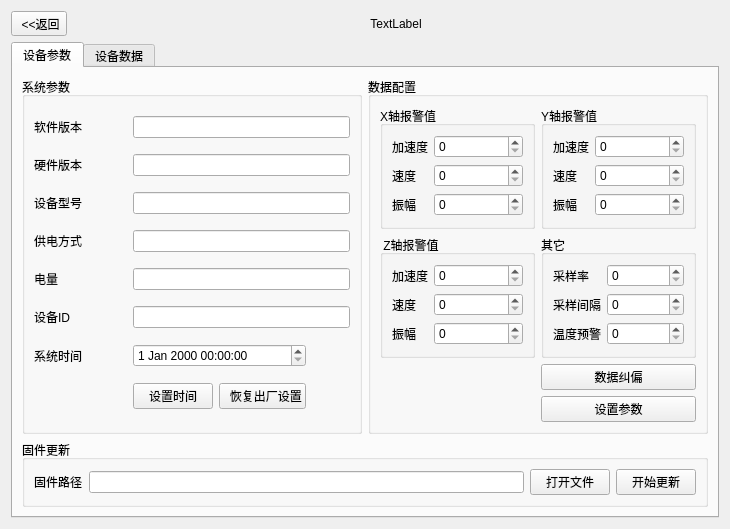
Qt form src/devicewidget.ui (yesyan/GDCS01) before a commit.
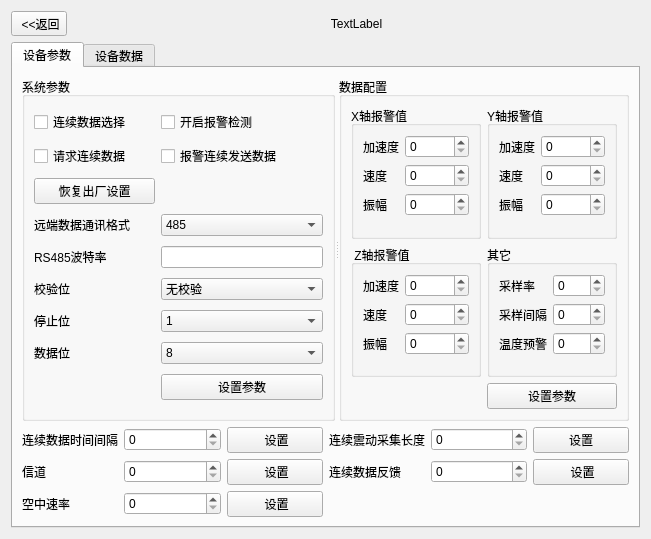
The same form after that commit.

Commit message: 分机设备参数读取与写入

What changed in the file:
```diff
--- a/src/devicewidget.ui
+++ b/src/devicewidget.ui
@@ -6,8 +6,8 @@
    <rect>
     <x>0</x>
     <y>0</y>
-    <width>730</width>
-    <height>486</height>
+    <width>651</width>
+    <height>539</height>
    </rect>
   </property>
   <property name="windowTitle">
@@ -40,107 +40,204 @@
       <attribute name="title">
        <string>设备参数</string>
       </attribute>
-      <layout class="QGridLayout" name="gridLayout_3" rowstretch="1,0">
-       <item row="0" column="0">
+      <layout class="QGridLayout" name="gridLayout_3">
+       <item row="0" column="0" colspan="2">
+        <widget class="QSplitter" name="splitter">
+         <property name="orientation">
+          <enum>Qt::Horizontal</enum>
+         </property>
         <widget class="QGroupBox" name="groupBox">
          <property name="title">
           <string>系统参数</string>
          </property>
          <layout class="QGridLayout" name="gridLayout">
-          <item row="3" column="2" colspan="3">
-           <widget class="QLineEdit" name="lineEdit_4"/>
-          </item>
-          <item row="8" column="2" colspan="2">
-           <widget class="QDateTimeEdit" name="dateTimeEdit"/>
-          </item>
-          <item row="1" column="2" colspan="3">
-           <widget class="QLineEdit" name="lineEdit_2"/>
-          </item>
-          <item row="5" column="2" colspan="3">
-           <widget class="QLineEdit" name="lineEdit_6"/>
-          </item>
-          <item row="4" column="2" colspan="3">
-           <widget class="QLineEdit" name="lineEdit_5"/>
-          </item>
-          <item row="2" column="0" colspan="2">
-           <widget class="QLabel" name="label_3">
+           <item row="0" column="0">
+            <widget class="QCheckBox" name="checkBox_1">
             <property name="text">
-             <string>设备型号</string>
+              <string>连续数据选择</string>
             </property>
            </widget>
           </item>
-          <item row="8" column="0">
-           <widget class="QLabel" name="label_7">
+           <item row="0" column="1">
+            <widget class="QCheckBox" name="checkBox_5">
             <property name="text">
-             <string>系统时间</string>
+              <string>开启报警检测</string>
             </property>
            </widget>
           </item>
-          <item row="0" column="2" colspan="3">
-           <widget class="QLineEdit" name="lineEdit"/>
-          </item>
-          <item row="2" column="2" colspan="3">
-           <widget class="QLineEdit" name="lineEdit_3"/>
-          </item>
-          <item row="9" column="2">
-           <widget class="QPushButton" name="pushButton_2">
-            <property name="text">
-             <string>设置时间</string>
-            </property>
-           </widget>
-          </item>
-          <item row="9" column="3">
-           <widget class="QPushButton" name="pushButton">
-            <property name="text">
-             <string>  恢复出厂设置</string>
-            </property>
-           </widget>
-          </item>
-          <item row="1" column="0" colspan="2">
-           <widget class="QLabel" name="label_2">
-            <property name="text">
-             <string>硬件版本</string>
-            </property>
-           </widget>
-          </item>
-          <item row="3" column="0" colspan="2">
+           <item row="3" column="0">
            <widget class="QLabel" name="label_4">
             <property name="text">
-             <string>供电方式</string>
+              <string>远端数据通讯格式</string>
             </property>
            </widget>
           </item>
-          <item row="4" column="0" colspan="2">
+           <item row="1" column="1">
+            <widget class="QCheckBox" name="checkBox_24">
+             <property name="text">
+              <string>报警连续发送数据</string>
+             </property>
+            </widget>
+           </item>
+           <item row="3" column="1">
+            <widget class="QComboBox" name="comboBox_6">
+             <item>
+              <property name="text">
+               <string>485</string>
+              </property>
+             </item>
+             <item>
+              <property name="text">
+               <string>LORA私有协议+485</string>
+              </property>
+             </item>
+             <item>
+              <property name="text">
+               <string>WIFI私有协议+485</string>
+              </property>
+             </item>
+             <item>
+              <property name="text">
+               <string>NB+485</string>
+              </property>
+             </item>
+             <item>
+              <property name="text">
+               <string>WIFI MQTT+485</string>
+              </property>
+             </item>
+             <item>
+              <property name="text">
+               <string>WIFI MODBUS主机+485</string>
+              </property>
+             </item>
+             <item>
+              <property name="text">
+               <string>WIFI MODBUS从机+485</string>
+              </property>
+             </item>
+            </widget>
+           </item>
+           <item row="1" column="0">
+            <widget class="QCheckBox" name="checkBox_3">
+             <property name="text">
+              <string>请求连续数据</string>
+             </property>
+            </widget>
+           </item>
+           <item row="8" column="0">
+            <spacer name="horizontalSpacer">
+             <property name="orientation">
+              <enum>Qt::Horizontal</enum>
+             </property>
+             <property name="sizeHint" stdset="0">
+              <size>
+               <width>40</width>
+               <height>20</height>
+              </size>
+             </property>
+            </spacer>
+           </item>
+           <item row="4" column="0">
            <widget class="QLabel" name="label_5">
             <property name="text">
-             <string>电量</string>
+              <string>RS485波特率</string>
             </property>
             <property name="alignment">
              <set>Qt::AlignLeading|Qt::AlignLeft|Qt::AlignVCenter</set>
             </property>
            </widget>
           </item>
-          <item row="5" column="0" colspan="2">
+           <item row="7" column="0">
+            <widget class="QLabel" name="label_21">
+             <property name="text">
+              <string>数据位</string>
+             </property>
+            </widget>
+           </item>
+           <item row="7" column="1">
+            <widget class="QComboBox" name="comboBox_9_3">
+             <item>
+              <property name="text">
+               <string>8</string>
+              </property>
+             </item>
+             <item>
+              <property name="text">
+               <string>9</string>
+              </property>
+             </item>
+            </widget>
+           </item>
+           <item row="8" column="1">
+            <widget class="QPushButton" name="pushButton_6_9">
+             <property name="text">
+              <string>设置参数</string>
+             </property>
+            </widget>
+           </item>
+           <item row="6" column="1">
+            <widget class="QComboBox" name="comboBox_9_2">
+             <item>
+              <property name="text">
+               <string>1</string>
+              </property>
+             </item>
+             <item>
+              <property name="text">
+               <string>2</string>
+              </property>
+             </item>
+            </widget>
+           </item>
+           <item row="5" column="1">
+            <widget class="QComboBox" name="comboBox_9_1">
+             <item>
+              <property name="text">
+               <string>无校验</string>
+              </property>
+             </item>
+             <item>
+              <property name="text">
+               <string>奇校验</string>
+              </property>
+             </item>
+             <item>
+              <property name="text">
+               <string>偶校验</string>
+              </property>
+             </item>
+            </widget>
+           </item>
+           <item row="5" column="0">
            <widget class="QLabel" name="label_6">
             <property name="text">
-             <string>设备ID</string>
+              <string>校验位</string>
             </property>
             <property name="alignment">
              <set>Qt::AlignLeading|Qt::AlignLeft|Qt::AlignVCenter</set>
             </property>
            </widget>
           </item>
-          <item row="0" column="0" colspan="2">
-           <widget class="QLabel" name="label">
+           <item row="4" column="1">
+            <widget class="QLineEdit" name="lineEdit_7"/>
+           </item>
+           <item row="6" column="0">
+            <widget class="QLabel" name="label_7">
             <property name="text">
-             <string>软件版本</string>
+              <string>停止位</string>
+             </property>
+            </widget>
+           </item>
+           <item row="2" column="0">
+            <widget class="QPushButton" name="pushButton">
+             <property name="text">
+              <string>恢复出厂设置</string>
             </property>
            </widget>
           </item>
          </layout>
         </widget>
-       </item>
-       <item row="0" column="1">
         <widget class="QGroupBox" name="groupBox_2">
          <property name="title">
           <string>数据配置</string>
@@ -160,7 +257,11 @@
               </widget>
              </item>
              <item row="0" column="1">
-              <widget class="QSpinBox" name="spinBox_4"/>
+               <widget class="QSpinBox" name="spinBox_14">
+                <property name="maximum">
+                 <number>999</number>
+                </property>
+               </widget>
              </item>
              <item row="1" column="0">
               <widget class="QLabel" name="label_13">
@@ -170,10 +271,18 @@
               </widget>
              </item>
              <item row="1" column="1">
-              <widget class="QSpinBox" name="spinBox_5"/>
+               <widget class="QSpinBox" name="spinBox_15">
+                <property name="maximum">
+                 <number>999</number>
+                </property>
+               </widget>
              </item>
              <item row="2" column="1">
-              <widget class="QSpinBox" name="spinBox_6"/>
+               <widget class="QSpinBox" name="spinBox_16">
+                <property name="maximum">
+                 <number>999</number>
+                </property>
+               </widget>
              </item>
              <item row="2" column="0">
               <widget class="QLabel" name="label_14">
@@ -199,7 +308,11 @@
               </widget>
              </item>
              <item row="0" column="1">
-              <widget class="QSpinBox" name="spinBox_7"/>
+               <widget class="QSpinBox" name="spinBox_17">
+                <property name="maximum">
+                 <number>999</number>
+                </property>
+               </widget>
              </item>
              <item row="1" column="0">
               <widget class="QLabel" name="label_16">
@@ -209,10 +322,18 @@
               </widget>
              </item>
              <item row="1" column="1">
-              <widget class="QSpinBox" name="spinBox_8"/>
+               <widget class="QSpinBox" name="spinBox_18">
+                <property name="maximum">
+                 <number>999</number>
+                </property>
+               </widget>
              </item>
              <item row="2" column="1">
-              <widget class="QSpinBox" name="spinBox_9"/>
+               <widget class="QSpinBox" name="spinBox_19">
+                <property name="maximum">
+                 <number>999</number>
+                </property>
+               </widget>
              </item>
              <item row="2" column="0">
               <widget class="QLabel" name="label_17">
@@ -227,7 +348,7 @@
           <item row="2" column="1">
            <widget class="QPushButton" name="pushButton_6">
             <property name="text">
-             <string>数据纠偏</string>
+              <string>设置参数</string>
             </property>
            </widget>
           </item>
@@ -245,7 +366,11 @@
               </widget>
              </item>
              <item row="0" column="1">
-              <widget class="QSpinBox" name="spinBox_10"/>
+               <widget class="QSpinBox" name="spinBox_3">
+                <property name="maximum">
+                 <number>999</number>
+                </property>
+               </widget>
              </item>
              <item row="1" column="0">
               <widget class="QLabel" name="label_19">
@@ -255,10 +380,18 @@
               </widget>
              </item>
              <item row="1" column="1">
-              <widget class="QSpinBox" name="spinBox_11"/>
+               <widget class="QSpinBox" name="spinBox_21">
+                <property name="maximum">
+                 <number>999</number>
+                </property>
+               </widget>
              </item>
              <item row="2" column="1">
-              <widget class="QSpinBox" name="spinBox_12"/>
+               <widget class="QSpinBox" name="spinBox_20">
+                <property name="maximum">
+                 <number>999</number>
+                </property>
+               </widget>
              </item>
              <item row="2" column="0">
               <widget class="QLabel" name="label_20">
@@ -284,7 +417,11 @@
               </widget>
              </item>
              <item row="0" column="1">
-              <widget class="QSpinBox" name="spinBox"/>
+               <widget class="QSpinBox" name="spinBox_11">
+                <property name="maximum">
+                 <number>999</number>
+                </property>
+               </widget>
              </item>
              <item row="1" column="0">
               <widget class="QLabel" name="label_10">
@@ -294,10 +431,18 @@
               </widget>
              </item>
              <item row="1" column="1">
-              <widget class="QSpinBox" name="spinBox_2"/>
+               <widget class="QSpinBox" name="spinBox_12">
+                <property name="maximum">
+                 <number>999</number>
+                </property>
+               </widget>
              </item>
              <item row="2" column="1">
-              <widget class="QSpinBox" name="spinBox_3"/>
+               <widget class="QSpinBox" name="spinBox_13">
+                <property name="maximum">
+                 <number>999</number>
+                </property>
+               </widget>
              </item>
              <item row="2" column="0">
               <widget class="QLabel" name="label_11">
@@ -309,48 +454,130 @@
             </layout>
            </widget>
           </item>
-          <item row="3" column="1">
-           <widget class="QPushButton" name="pushButton_5">
-            <property name="text">
-             <string>设置参数</string>
-            </property>
-           </widget>
-          </item>
-         </layout>
-        </widget>
+          </layout>
+         </widget>
+        </widget>
        </item>
-       <item row="1" column="0" colspan="2">
-        <widget class="QGroupBox" name="groupBox_3">
-         <property name="title">
-          <string>固件更新</string>
-         </property>
+       <item row="1" column="0">
          <layout class="QHBoxLayout" name="horizontalLayout">
           <item>
            <widget class="QLabel" name="label_8">
             <property name="text">
-             <string>固件路径</string>
+            <string>连续数据时间间隔</string>
             </property>
            </widget>
           </item>
           <item>
-           <widget class="QLineEdit" name="lineEdit_7"/>
+          <widget class="QSpinBox" name="spinBox_22">
+           <property name="maximum">
+            <number>999</number>
+           </property>
+          </widget>
           </item>
           <item>
            <widget class="QPushButton" name="pushButton_3">
             <property name="text">
-             <string>打开文件</string>
+            <string> 设置</string>
             </property>
            </widget>
           </item>
+        </layout>
+       </item>
+       <item row="1" column="1">
+        <layout class="QHBoxLayout" name="horizontalLayout_2">
           <item>
-           <widget class="QPushButton" name="pushButton_4">
+          <widget class="QLabel" name="label_22">
             <property name="text">
-             <string>开始更新</string>
+            <string>连续震动采集长度</string>
             </property>
            </widget>
           </item>
-         </layout>
-        </widget>
+         <item>
+          <widget class="QSpinBox" name="spinBox_23">
+           <property name="maximum">
+            <number>999</number>
+           </property>
+          </widget>
+         </item>
+         <item>
+          <widget class="QPushButton" name="pushButton_23">
+           <property name="text">
+            <string>设置</string>
+           </property>
+          </widget>
+         </item>
+        </layout>
+       </item>
+       <item row="2" column="0">
+        <layout class="QHBoxLayout" name="horizontalLayout_3">
+         <item>
+          <widget class="QLabel" name="label">
+           <property name="text">
+            <string>信道</string>
+           </property>
+          </widget>
+         </item>
+         <item>
+          <widget class="QSpinBox" name="spinBox_2">
+           <property name="maximum">
+            <number>999</number>
+           </property>
+          </widget>
+         </item>
+         <item>
+          <widget class="QPushButton" name="pushButton_2">
+           <property name="text">
+            <string> 设置</string>
+           </property>
+          </widget>
+         </item>
+        </layout>
+       </item>
+       <item row="2" column="1">
+        <layout class="QHBoxLayout" name="horizontalLayout_4">
+         <item>
+          <widget class="QLabel" name="label_2">
+           <property name="text">
+            <string>连续数据反馈</string>
+           </property>
+          </widget>
+         </item>
+         <item>
+          <widget class="QSpinBox" name="spinBox_31">
+           <property name="maximum">
+            <number>999</number>
+           </property>
+          </widget>
+         </item>
+         <item>
+          <widget class="QPushButton" name="pushButton_31">
+           <property name="text">
+            <string> 设置</string>
+           </property>
+          </widget>
+         </item>
+        </layout>
+       </item>
+       <item row="3" column="0">
+        <layout class="QHBoxLayout" name="horizontalLayout_5">
+         <item>
+          <widget class="QLabel" name="label_3">
+           <property name="text">
+            <string>空中速率</string>
+           </property>
+          </widget>
+         </item>
+         <item>
+          <widget class="QSpinBox" name="spinBox_5"/>
+         </item>
+         <item>
+          <widget class="QPushButton" name="pushButton_5">
+           <property name="text">
+            <string> 设置</string>
+           </property>
+          </widget>
+         </item>
+        </layout>
        </item>
       </layout>
      </widget>
```
Left out of the diff: 18 changed lines with no effect on the pictures. Lines whose indentation alone changed are shown as unchanged. The commit also changes 8 other files.
